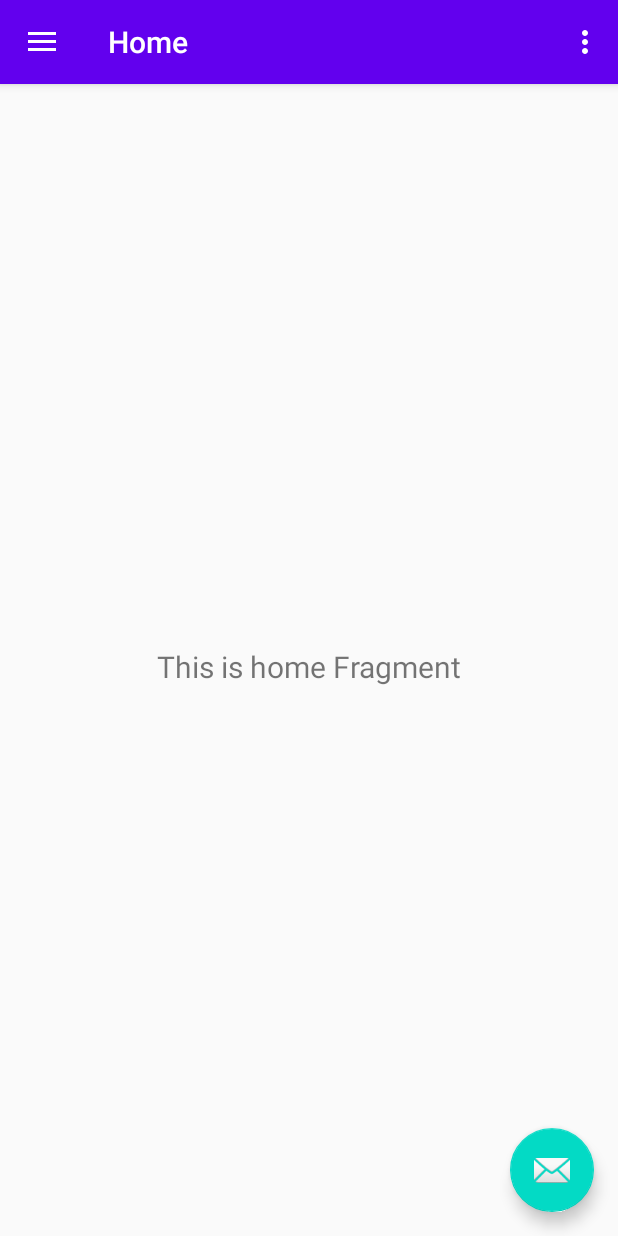
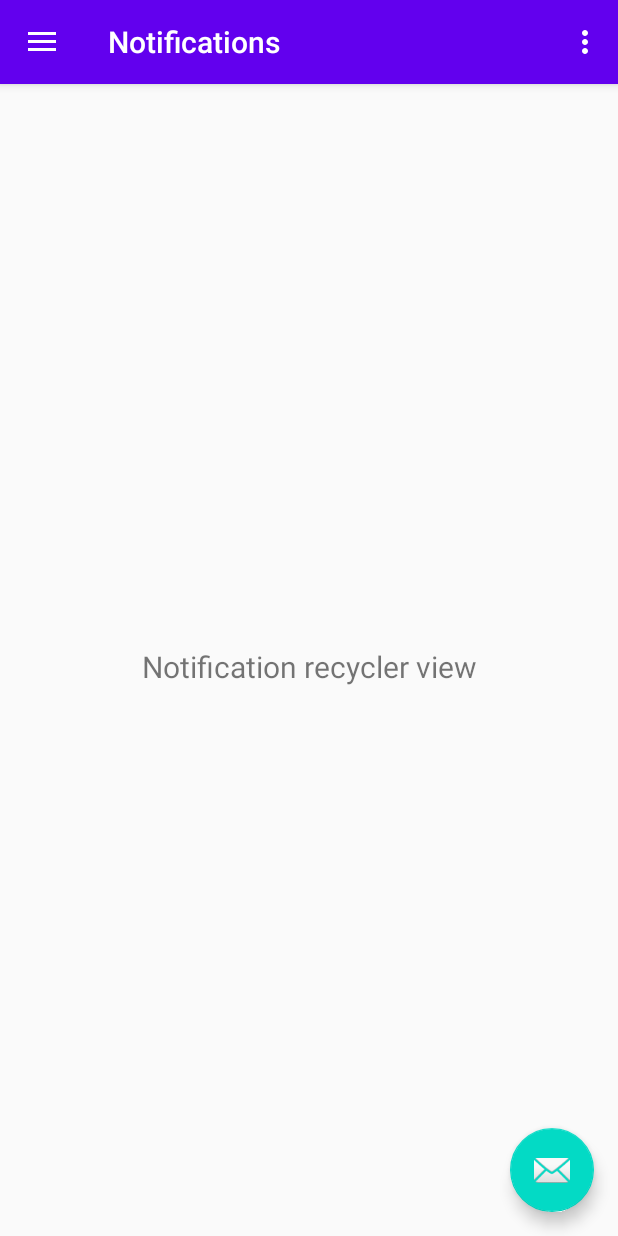
Before and after one commit to CodyTheCoderPrice/Celestial-photos-app, an Android app: the screen it shows after launch (MainActivity), on a phone screen of 412 x 824 dp. Run offline under Robolectric (Android 15) with nearby library versions, the phone set to English and light mode, and no system bars; our stand-ins replace navigation-ui.

Commit message:
Rename home to notifications

```diff
--- a/app/src/main/java/com/example/final_project/MainActivity.kt
+++ b/app/src/main/java/com/example/final_project/MainActivity.kt
@@ -35,7 +35,7 @@ class MainActivity : AppCompatActivity() {
         // Passing each menu ID as a set of Ids because each
         // menu should be considered as top level destinations.
         appBarConfiguration = AppBarConfiguration(setOf(
-                R.id.nav_home, R.id.nav_gallery, R.id.nav_slideshow), drawerLayout)
+                R.id.nav_notifications, R.id.nav_gallery, R.id.nav_slideshow), drawerLayout)
         setupActionBarWithNavController(navController, appBarConfiguration)
         navView.setupWithNavController(navController)
     }
--- a/app/src/main/java/com/example/final_project/ui/home/HomeFragment.kt
+++ b/app/src/main/java/com/example/final_project/ui/notifications/NotificationsFragment.kt
@@ -1,4 +1,4 @@
-package com.example.final_project.ui.home
+package com.example.final_project.ui.notifications
 
 import android.os.Bundle
 import android.view.LayoutInflater
@@ -10,9 +10,9 @@ import androidx.lifecycle.Observer
 import androidx.lifecycle.ViewModelProviders
 import com.example.final_project.R
 
-class HomeFragment : Fragment() {
+class NotificationsFragment : Fragment() {
 
-    private lateinit var homeViewModel: HomeViewModel
+    private lateinit var homeViewModel: NotificationsViewModel
 
     override fun onCreateView(
             inflater: LayoutInflater,
@@ -20,7 +20,7 @@ class HomeFragment : Fragment() {
             savedInstanceState: Bundle?
     ): View? {
         homeViewModel =
-                ViewModelProviders.of(this).get(HomeViewModel::class.java)
+                ViewModelProviders.of(this).get(NotificationsViewModel::class.java)
         val root = inflater.inflate(R.layout.fragment_home, container, false)
         val textView: TextView = root.findViewById(R.id.text_home)
         homeViewModel.text.observe(viewLifecycleOwner, Observer {
--- a/app/src/main/java/com/example/final_project/ui/home/HomeViewModel.kt
+++ b/app/src/main/java/com/example/final_project/ui/notifications/NotificationsViewModel.kt
@@ -1,13 +1,13 @@
-package com.example.final_project.ui.home
+package com.example.final_project.ui.notifications
 
 import androidx.lifecycle.LiveData
 import androidx.lifecycle.MutableLiveData
 import androidx.lifecycle.ViewModel
 
-class HomeViewModel : ViewModel() {
+class NotificationsViewModel : ViewModel() {
 
     private val _text = MutableLiveData<String>().apply {
-        value = "This is home Fragment"
+        value = "Notification recycler view"
     }
     val text: LiveData<String> = _text
 }
--- a/app/src/main/res/layout/fragment_home.xml
+++ b/app/src/main/res/layout/fragment_home.xml
@@ -4,7 +4,7 @@
     xmlns:tools="http://schemas.android.com/tools"
     android:layout_width="match_parent"
     android:layout_height="match_parent"
-    tools:context=".ui.home.HomeFragment">
+    tools:context=".ui.notifications.NotificationsFragment">
 
     <TextView
         android:id="@+id/text_home"
--- a/app/src/main/res/layout/nav_header_main.xml
+++ b/app/src/main/res/layout/nav_header_main.xml
@@ -24,12 +24,7 @@
         android:layout_width="match_parent"
         android:layout_height="wrap_content"
         android:paddingTop="@dimen/nav_header_vertical_spacing"
-        android:text="@string/nav_header_title"
+        android:text="@string/app_name"
         android:textAppearance="@style/TextAppearance.AppCompat.Body1" />
 
-    <TextView
-        android:id="@+id/textView"
-        android:layout_width="wrap_content"
-        android:layout_height="wrap_content"
-        android:text="@string/nav_header_subtitle" />
 </LinearLayout>
--- a/app/src/main/res/menu/activity_main_drawer.xml
+++ b/app/src/main/res/menu/activity_main_drawer.xml
@@ -5,9 +5,9 @@
 
     <group android:checkableBehavior="single">
         <item
-            android:id="@+id/nav_home"
+            android:id="@+id/nav_notifications"
             android:icon="@drawable/ic_menu_camera"
-            android:title="@string/menu_home" />
+            android:title="@string/menu_notifications" />
         <item
             android:id="@+id/nav_gallery"
             android:icon="@drawable/ic_menu_gallery"
--- a/app/src/main/res/navigation/mobile_navigation.xml
+++ b/app/src/main/res/navigation/mobile_navigation.xml
@@ -3,12 +3,12 @@
     xmlns:app="http://schemas.android.com/apk/res-auto"
     xmlns:tools="http://schemas.android.com/tools"
     android:id="@+id/mobile_navigation"
-    app:startDestination="@+id/nav_home">
+    app:startDestination="@+id/nav_notifications">
 
     <fragment
-        android:id="@+id/nav_home"
-        android:name="com.example.final_project.ui.home.HomeFragment"
-        android:label="@string/menu_home"
+        android:id="@+id/nav_notifications"
+        android:name="com.example.final_project.ui.notifications.NotificationsFragment"
+        android:label="@string/menu_notifications"
         tools:layout="@layout/fragment_home" />
 
     <fragment
--- a/app/src/main/res/values/strings.xml
+++ b/app/src/main/res/values/strings.xml
@@ -1,13 +1,12 @@
 <resources>
-    <string name="app_name">Final_Project</string>
+    <string name="app_name">Celestial Photos App</string>
     <string name="navigation_drawer_open">Open navigation drawer</string>
     <string name="navigation_drawer_close">Close navigation drawer</string>
-    <string name="nav_header_title">Android Studio</string>
     <string name="nav_header_subtitle">android.studio@android.com</string>
     <string name="nav_header_desc">Navigation header</string>
     <string name="action_settings">Settings</string>
 
-    <string name="menu_home">Home</string>
+    <string name="menu_notifications">Notifications</string>
     <string name="menu_gallery">Gallery</string>
     <string name="menu_slideshow">Slideshow</string>
 </resources>
```
